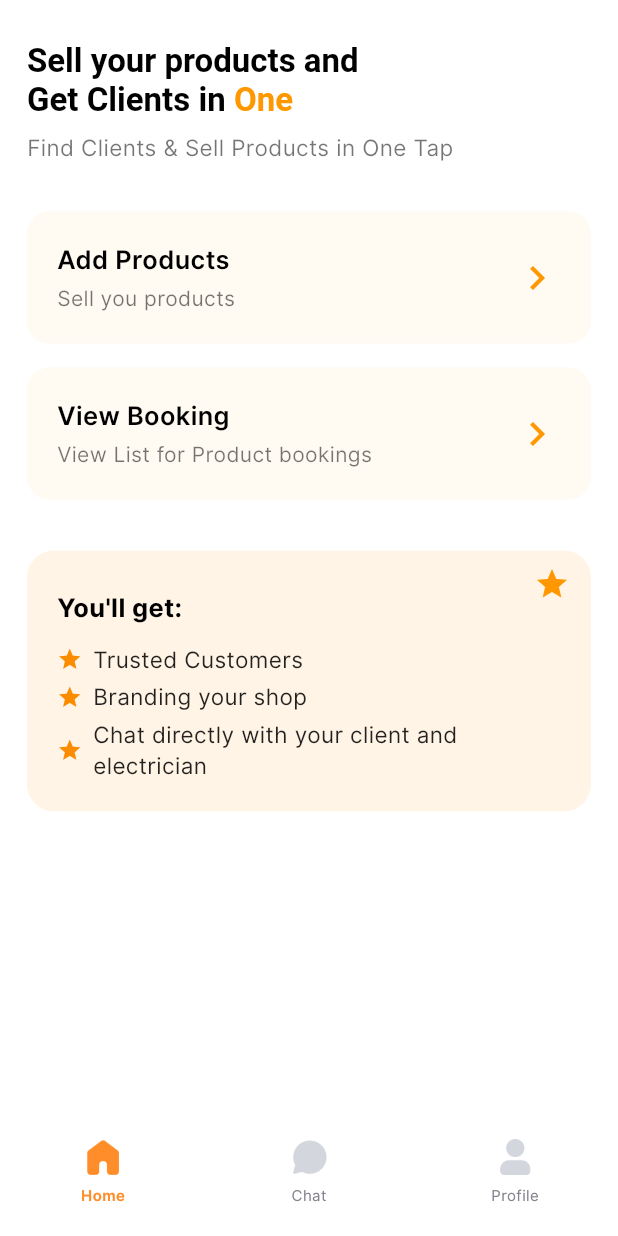
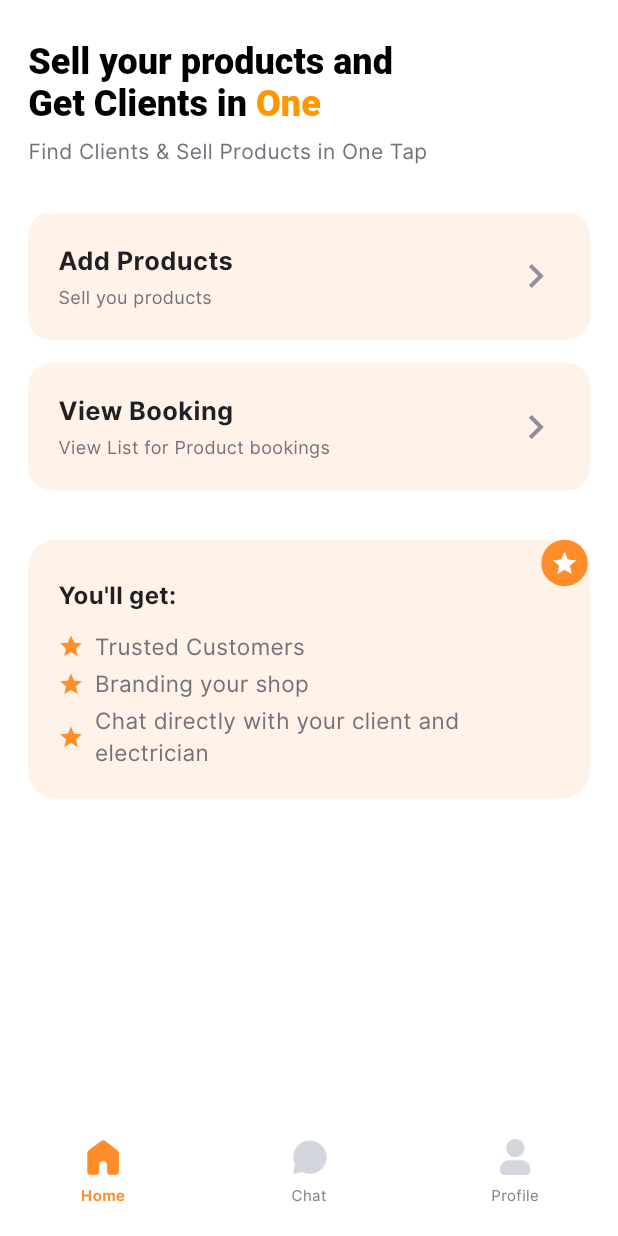
Before and after one commit to Kishoreselvaraj/storeOwner, a Flutter app: the screen it shows once a user with an empty profile is signed in, on a phone screen of 412 x 824 dp. Run offline on Flutter 3.47's test engine with Material 3 defaults, Android fonts, the phone set to English and light mode, and no system bars; our stand-ins replace firebase_auth, firebase_core, firebase_database, image_picker; accounts and stored records are empty.

Commit message:
home page

```diff
--- a/lib/screens/Home/HomPage.dart
+++ b/lib/screens/Home/HomPage.dart
@@ -1,5 +1,6 @@
 import 'package:flutter/material.dart';
 import '../ProductListPage.dart';
+import '../../utils/SizeHelper.dart';
 
 class HomePage extends StatelessWidget {
   const HomePage({super.key});
@@ -10,16 +11,16 @@ class HomePage extends StatelessWidget {
       backgroundColor: Colors.white,
       body: SafeArea(
         child: Padding(
-          padding: const EdgeInsets.symmetric(horizontal: 18),
+          padding: EdgeInsets.symmetric(horizontal: SizeHelper.byWidth(context, 18)),
           child: Column(
             crossAxisAlignment: CrossAxisAlignment.start,
             children: [
-              const SizedBox(height: 28),
+              SizedBox(height: SizeHelper.byHeight(context, 28)),
               RichText(
                 text: const TextSpan(
                   style: TextStyle(
-                      fontSize: 22,
-                      fontWeight: FontWeight.w700,
+                      fontSize: 24,
+                      fontWeight: FontWeight.w800,
                       color: Colors.black),
                   children: [
                     TextSpan(text: "Sell your products and\n"),
@@ -30,15 +31,15 @@ class HomePage extends StatelessWidget {
                   ],
                 ),
               ),
-              const SizedBox(height: 8),
+              SizedBox(height: SizeHelper.byHeight(context, 8)),
               const Text(
                 "Find Clients & Sell Products in One Tap",
                 style: TextStyle(
-                    color: Colors.black54,
-                    fontSize: 15,
+                    color: Color(0xFF71727A),
+                    fontSize: 14,
                     fontWeight: FontWeight.w400),
               ),
-              const SizedBox(height: 32),
+              SizedBox(height: SizeHelper.byHeight(context, 32)),
               _RoundedCard(
                 title: "Add Products",
                 subtitle: "Sell you products",
@@ -46,44 +47,55 @@ class HomePage extends StatelessWidget {
                   Navigator.push(context, MaterialPageRoute(builder: (_) => ProductListPage()));
                 },
               ),
-              const SizedBox(height: 16),
+              SizedBox(height: SizeHelper.byHeight(context, 16)),
               _RoundedCard(
                 title: "View Booking",
                 subtitle: "View List for Product bookings",
                 onTap: () {},
               ),
-              const SizedBox(height: 34),
+              SizedBox(height: SizeHelper.byHeight(context, 34)),
               Stack(
                 children: [
                   Container(
                     width: double.infinity,
                     padding: const EdgeInsets.fromLTRB(20, 26, 20, 18),
                     decoration: BoxDecoration(
-                      color: Colors.orange.withOpacity(0.10),
+                      color: Color(0xFFFFF2E8),
                       borderRadius: BorderRadius.circular(18),
                     ),
                     child: Column(
                       crossAxisAlignment: CrossAxisAlignment.start,
-                      children: const [
-                        Text(
+                      children: [
+                        const Text(
                           "You'll get:",
                           style: TextStyle(
-                            fontWeight: FontWeight.w700,
-                            fontSize: 17,
-                            color: Colors.black,
+                            fontWeight: FontWeight.w800,
+                            fontSize: 16,
+                            color: Color(0xFF1F2024),
                           ),
                         ),
-                        SizedBox(height: 10),
-                        _BenefitRow(text: "Trusted Customers"),
-                        _BenefitRow(text: "Branding your shop"),
-                        _BenefitRow(text: "Chat directly with your client and electrician"),
+                        SizedBox(height: SizeHelper.byHeight(context, 10)),
+                        const _BenefitRow(text: "Trusted Customers"),
+                        const _BenefitRow(text: "Branding your shop"),
+                        const _BenefitRow(text: "Chat directly with your client and electrician"),
                       ],
                     ),
                   ),
                   Positioned(
-                    top: 10, right: 14,
-                    child: Icon(Icons.star, color: Colors.orange, size: 24),
-                  ),
+                    top: 0,
+                    right: 0,
+                    child: Container(
+                      width: SizeHelper.byWidth(context, 32),
+                      height: SizeHelper.byHeight(context, 32),
+                      decoration: BoxDecoration(
+                        shape: BoxShape.circle,
+                        color: Color(0xFFFF8D29),
+                      ),
+                      child: const Center(
+                        child: Icon(Icons.star, color: Colors.white, size: 18),
+                      ),
+                    ),
+                  )
                 ],
               ),
             ],
@@ -102,7 +114,7 @@ class _RoundedCard extends StatelessWidget {
   @override
   Widget build(BuildContext context) {
     return Material(
-      color: Colors.orange.withOpacity(0.05),
+      color: Color(0xFFFFF2E8),
       borderRadius: BorderRadius.circular(15),
       child: InkWell(
         borderRadius: BorderRadius.circular(15),
@@ -117,18 +129,18 @@ class _RoundedCard extends StatelessWidget {
                 children: [
                   Text(title,
                     style: const TextStyle(
-                      fontWeight: FontWeight.w600,
+                      fontWeight: FontWeight.w700,
                       fontSize: 17,
-                      color: Colors.black,
+                      color: Color(0xFF1F2024),
                     ),
                   ),
-                  const SizedBox(height: 4),
+                  SizedBox(height: SizeHelper.byHeight(context, 4)),
                   Text(subtitle,
-                    style: const TextStyle(color: Colors.black54, fontSize: 14),
+                    style: const TextStyle(color: Color(0xFF71727A), fontSize: 12, fontWeight: FontWeight.w400 ),
                   ),
                 ],
               ),
-              const Icon(Icons.chevron_right, color: Colors.orange, size: 32),
+              const Icon(Icons.chevron_right, color: Color(0xFF8F9098), size: 32),
             ],
           ),
         ),
@@ -142,14 +154,14 @@ class _BenefitRow extends StatelessWidget {
   const _BenefitRow({required this.text});
   @override
   Widget build(BuildContext context) => Padding(
-    padding: const EdgeInsets.symmetric(vertical: 2),
+    padding: EdgeInsets.symmetric(vertical: SizeHelper.byHeight(context, 2)),
     child: Row(
       children: [
-        Icon(Icons.star, color: Colors.orange[600], size: 17),
-        const SizedBox(width: 7),
+        Icon(Icons.star, color: Color(0xFFFF8D29), size: 17),
+        SizedBox(width: SizeHelper.byWidth(context, 7)),
         Flexible(child: Text(
           text,
-          style: const TextStyle(fontSize: 15, color: Colors.black87),
+          style: const TextStyle(fontSize: 15, color: Color(0xFF71727A)),
         )),
       ],
     ),
--- a/pubspec.yaml
+++ b/pubspec.yaml
@@ -29,6 +29,8 @@ flutter:
           weight: 600
         - asset: assets/fonts/Inter-Bold.otf
           weight: 700
+        - asset: assets/fonts/Inter-Medium.otf
+          weight: 800
   assets:
     - assets/onboarding/
     - assets/bottomnav/
```
Also changed, not shown: assets/fonts/Inter-ExtraBold.otf (added).
